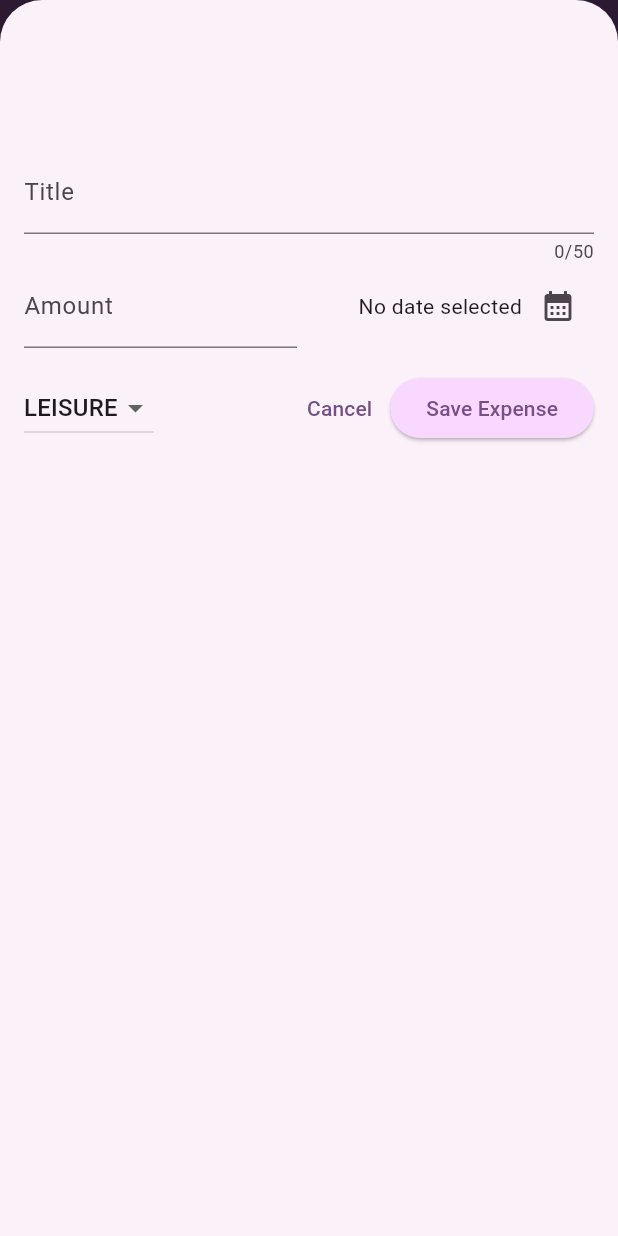
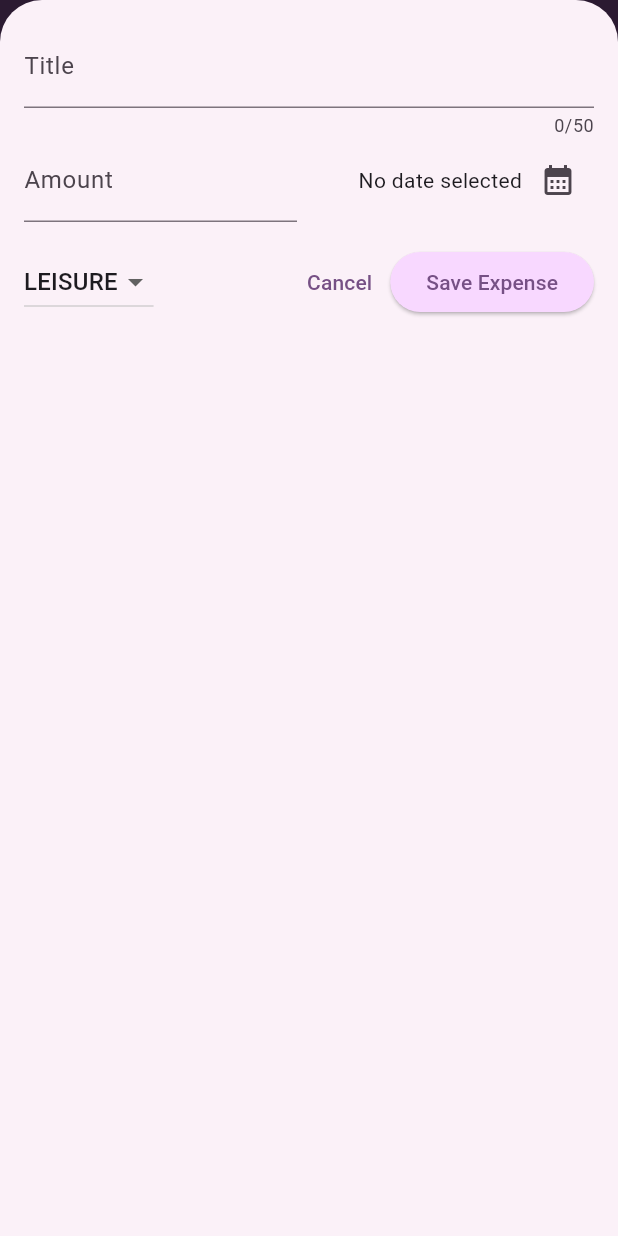
Before and after one commit to KevinGrastorf/expense_app_flutter, a Flutter app: the screen it shows after launch, after a tap on the "add" icon, on a phone screen of 412 x 824 dp. Run offline on Flutter 3.47's test engine with Material 3 defaults, Android fonts, the phone set to English and light mode, and no system bars.

Commit message:
Responsive and adaptive

```diff
--- a/lib/main.dart
+++ b/lib/main.dart
@@ -17,6 +17,10 @@ var kDarkColorScheme = ColorScheme.fromSeed(
 );
 
 void main() {
+  // WidgetsFlutterBinding.ensureInitialized();
+  // SystemChrome.setPreferredOrientations([
+  //   DeviceOrientation.portraitUp,
+  // ]).then((fn) {
   runApp(
     MaterialApp(
       darkTheme: ThemeData.dark().copyWith(
@@ -65,4 +69,5 @@ void main() {
       home: const Expenses(),
     ),
   );
+  // });
 }
--- a/lib/widgets/expenses.dart
+++ b/lib/widgets/expenses.dart
@@ -32,6 +32,7 @@ class _ExpensesState extends State<Expenses> {
 
   _openAddExpenseOverlay() {
     showModalBottomSheet(
+      useSafeArea: true,
       isScrollControlled: true,
       context: context,
       builder: (ctx) => NewExpense(
@@ -70,6 +71,8 @@ class _ExpensesState extends State<Expenses> {
 
   @override
   Widget build(BuildContext context) {
+    final width = MediaQuery.of(context).size.width;
+
     Widget mainContent = const Center(
       child: Text('No expenses found. Start adding some!'),
     );
@@ -91,10 +94,23 @@ class _ExpensesState extends State<Expenses> {
           ),
         ],
       ),
-      body: Column(
+      body: width < 600
+          ? Column(
               children: [
                 Chart(
                   expenses: _registeredExpenses,
+                ),
+                Expanded(
+                  child: mainContent,
+                ),
+              ],
+            )
+          : Row(
+              children: [
+                Expanded(
+                  child: Chart(
+                    expenses: _registeredExpenses,
+                  ),
                 ),
                 Expanded(
                   child: mainContent,
--- a/lib/widgets/expenses_list/expenses_list.dart
+++ b/lib/widgets/expenses_list/expenses_list.dart
@@ -1,6 +1,5 @@
 import 'package:expense_tracker_app/widgets/expenses_list/expense_item.dart';
 import 'package:flutter/material.dart';
-import 'package:flutter/widgets.dart';
 
 import '../../models/expense.dart';
 
--- a/lib/widgets/new_expense.dart
+++ b/lib/widgets/new_expense.dart
@@ -1,5 +1,6 @@
+import 'package:flutter/cupertino.dart';
 import 'package:flutter/material.dart';
-
+import 'dart:io';
 import 'package:expense_tracker_app/models/expense.dart';
 
 class NewExpense extends StatefulWidget {
@@ -34,12 +35,25 @@ class _NewExpenseState extends State<NewExpense> {
     );
   }
 
-  void _submitExpenseData() {
-    final enteredAmount = double.tryParse(_amountController.text);
-    final amountIsInvalid = enteredAmount == null || enteredAmount <= 0;
-    if (_titleController.text.trim().isEmpty ||
-        amountIsInvalid ||
-        _selectedDate == null) {
+  void _showDialog() {
+    if (Platform.isIOS) {
+      showCupertinoDialog(
+        context: context,
+        builder: (ctx) => CupertinoAlertDialog(
+          title: const Text('Invalid input'),
+          content: const Text(
+              'Please make sure a valid title, amount, date and category was entered.'),
+          actions: [
+            TextButton(
+              onPressed: () {
+                Navigator.pop(ctx);
+              },
+              child: const Text('Okay'),
+            ),
+          ],
+        ),
+      );
+    } else {
       showDialog(
         context: context,
         builder: (ctx) => AlertDialog(
@@ -56,6 +70,16 @@ class _NewExpenseState extends State<NewExpense> {
           ],
         ),
       );
+    }
+  }
+
+  void _submitExpenseData() {
+    final enteredAmount = double.tryParse(_amountController.text);
+    final amountIsInvalid = enteredAmount == null || enteredAmount <= 0;
+    if (_titleController.text.trim().isEmpty ||
+        amountIsInvalid ||
+        _selectedDate == null) {
+      _showDialog();
       return;
     }
     widget.onAddExpense(
@@ -78,10 +102,46 @@ class _NewExpenseState extends State<NewExpense> {
 
   @override
   Widget build(BuildContext context) {
-    return Padding(
-      padding: const EdgeInsets.fromLTRB(16, 100, 16, 16),
+    final keyboardSpace = MediaQuery.of(context).viewInsets.bottom;
+
+    return LayoutBuilder(builder: (ctx, constraints) {
+      final width = constraints.maxWidth;
+      return SizedBox(
+        height: double.infinity,
+        child: SingleChildScrollView(
+          child: Padding(
+            padding: EdgeInsets.fromLTRB(
+              16,
+              16,
+              16,
+              keyboardSpace + 16,
+            ),
             child: Column(
               children: [
+                if (width >= 600)
+                  Row(crossAxisAlignment: CrossAxisAlignment.start, children: [
+                    Expanded(
+                      child: TextField(
+                        controller: _titleController,
+                        maxLength: 50,
+                        decoration: const InputDecoration(
+                          label: Text('Title'),
+                        ),
+                      ),
+                    ),
+                    const SizedBox(width: 24),
+                    Expanded(
+                      child: TextField(
+                        controller: _amountController,
+                        keyboardType: TextInputType.number,
+                        decoration: const InputDecoration(
+                          prefixText: '\$',
+                          label: Text('Amount'),
+                        ),
+                      ),
+                    ),
+                  ])
+                else
                   TextField(
                     controller: _titleController,
                     maxLength: 50,
@@ -89,6 +149,51 @@ class _NewExpenseState extends State<NewExpense> {
                       label: Text('Title'),
                     ),
                   ),
+                if (width >= 600)
+                  Row(
+                    children: [
+                      DropdownButton(
+                        value: _selectedCategory,
+                        items: Category.values
+                            .map(
+                              (category) => DropdownMenuItem(
+                                value: category,
+                                child: Text(
+                                  category.name.toUpperCase(),
+                                ),
+                              ),
+                            )
+                            .toList(),
+                        onChanged: (value) {
+                          if (value == null) {
+                            return;
+                          }
+                          setState(() {
+                            _selectedCategory = value;
+                          });
+                        },
+                      ),
+                      const SizedBox(width: 24),
+                      Expanded(
+                        child: Row(
+                          mainAxisAlignment: MainAxisAlignment.end,
+                          crossAxisAlignment: CrossAxisAlignment.center,
+                          children: [
+                            Text(
+                              _selectedDate == null
+                                  ? 'No date selected'
+                                  : formatter.format(_selectedDate!),
+                            ),
+                            IconButton(
+                              onPressed: _presentDatePicker,
+                              icon: const Icon(Icons.calendar_month),
+                            ),
+                          ],
+                        ),
+                      ),
+                    ],
+                  )
+                else
                   Row(
                     children: [
                       Expanded(
@@ -122,6 +227,26 @@ class _NewExpenseState extends State<NewExpense> {
                     ],
                   ),
                 const SizedBox(height: 16),
+                if (width >= 600)
+                  Row(
+                    mainAxisAlignment: MainAxisAlignment.center,
+                    crossAxisAlignment: CrossAxisAlignment.center,
+                    children: [
+                      TextButton(
+                        onPressed: () {
+                          Navigator.pop(context);
+                        },
+                        child: const Text('Cancel'),
+                      ),
+                      ElevatedButton(
+                        onPressed: () {
+                          _submitExpenseData();
+                        },
+                        child: const Text('Save Expense'),
+                      ),
+                    ],
+                  )
+                else
                   Row(
                     children: [
                       DropdownButton(
@@ -162,6 +287,9 @@ class _NewExpenseState extends State<NewExpense> {
                   ),
               ],
             ),
+          ),
+        ),
       );
+    });
   }
 }
```
Lines whose indentation alone changed are shown as unchanged.
